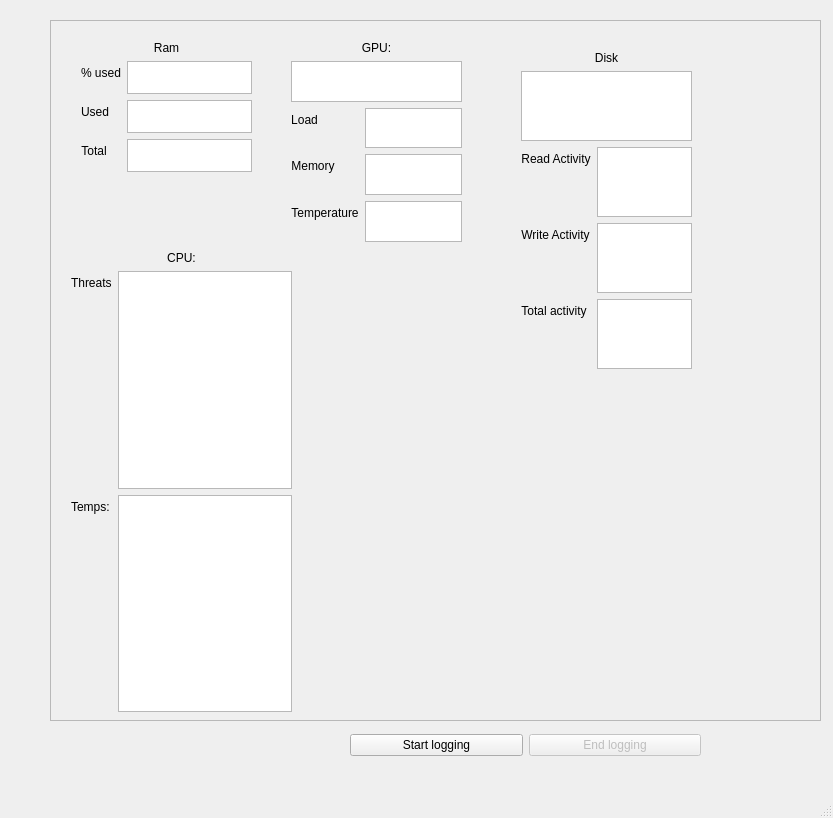
Old version of the form gui.ui in the repository Janders8/resource-monitor.
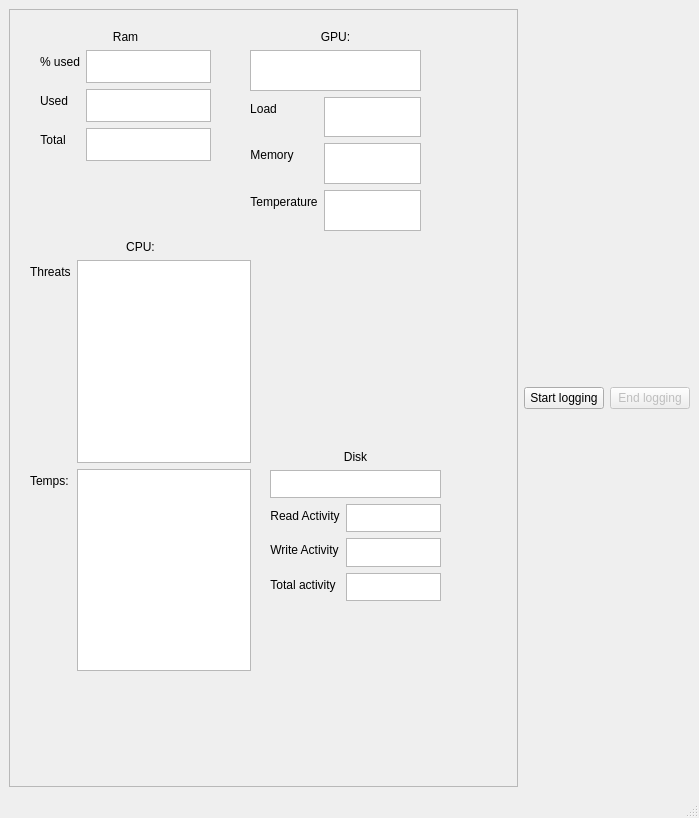
New version of the form.

Diff of the .ui file:
```diff
--- a/gui.ui
+++ b/gui.ui
@@ -6,7 +6,7 @@
    <rect>
     <x>0</x>
     <y>0</y>
-    <width>833</width>
+    <width>699</width>
     <height>818</height>
    </rect>
   </property>
@@ -17,15 +17,9 @@
    <string>MainWindow</string>
   </property>
   <widget class="QWidget" name="centralwidget">
+   <layout class="QHBoxLayout" name="horizontalLayout">
+    <item>
    <widget class="QScrollArea" name="scrollArea">
-    <property name="geometry">
-     <rect>
-      <x>50</x>
-      <y>20</y>
-      <width>771</width>
-      <height>701</height>
-     </rect>
-    </property>
     <property name="widgetResizable">
      <bool>true</bool>
     </property>
@@ -34,8 +28,8 @@
       <rect>
        <x>0</x>
        <y>0</y>
-       <width>769</width>
-       <height>699</height>
+         <width>475</width>
+         <height>743</height>
       </rect>
      </property>
      <widget class="QWidget" name="formLayoutWidget">
@@ -44,7 +38,7 @@
         <x>20</x>
         <y>230</y>
         <width>221</width>
-        <height>461</height>
+          <height>431</height>
        </rect>
       </property>
       <layout class="QFormLayout" name="formLayoutCpu">
@@ -261,29 +255,23 @@
      <widget class="QWidget" name="formLayoutWidget_3">
       <property name="geometry">
        <rect>
-        <x>470</x>
-        <y>30</y>
+          <x>260</x>
+          <y>440</y>
         <width>171</width>
-        <height>191</height>
+          <height>151</height>
        </rect>
       </property>
       <layout class="QFormLayout" name="formLayoutDisk">
        <property name="sizeConstraint">
-        <enum>QLayout::SetMinAndMaxSize</enum>
+          <enum>QLayout::SetMaximumSize</enum>
        </property>
        <property name="fieldGrowthPolicy">
         <enum>QFormLayout::FieldsStayAtSizeHint</enum>
        </property>
-       <item row="0" column="0" colspan="2">
-        <widget class="QLabel" name="label_18">
-         <property name="autoFillBackground">
-          <bool>false</bool>
-         </property>
-         <property name="text">
-          <string>Disk</string>
-         </property>
-         <property name="alignment">
-          <set>Qt::AlignCenter</set>
+         <item row="1" column="0" colspan="2">
+          <widget class="QTextBrowser" name="textBrowserDiskName">
+           <property name="sizeAdjustPolicy">
+            <enum>QAbstractScrollArea::AdjustToContents</enum>
          </property>
         </widget>
        </item>
@@ -335,10 +323,16 @@
        <item row="4" column="1">
         <widget class="QTextBrowser" name="textBrowserDiskTotalActivity"/>
        </item>
-       <item row="1" column="0" colspan="2">
-        <widget class="QTextBrowser" name="textBrowserDiskName">
-         <property name="sizeAdjustPolicy">
-          <enum>QAbstractScrollArea::AdjustToContents</enum>
+         <item row="0" column="0" colspan="2">
+          <widget class="QLabel" name="label_18">
+           <property name="autoFillBackground">
+            <bool>false</bool>
+           </property>
+           <property name="text">
+            <string>Disk</string>
+           </property>
+           <property name="alignment">
+            <set>Qt::AlignCenter</set>
          </property>
         </widget>
        </item>
@@ -346,16 +340,7 @@
      </widget>
     </widget>
    </widget>
-   <widget class="QWidget" name="">
-    <property name="geometry">
-     <rect>
-      <x>350</x>
-      <y>730</y>
-      <width>351</width>
-      <height>31</height>
-     </rect>
-    </property>
-    <layout class="QHBoxLayout" name="horizontalLayout">
+    </item>
      <item>
       <widget class="QPushButton" name="StartLogging">
        <property name="text">
@@ -375,13 +360,12 @@
      </item>
     </layout>
    </widget>
-  </widget>
   <widget class="QMenuBar" name="menubar">
    <property name="geometry">
     <rect>
      <x>0</x>
      <y>0</y>
-     <width>833</width>
+     <width>699</width>
      <height>26</height>
     </rect>
    </property>
```
Lines whose indentation alone changed are shown as unchanged.
